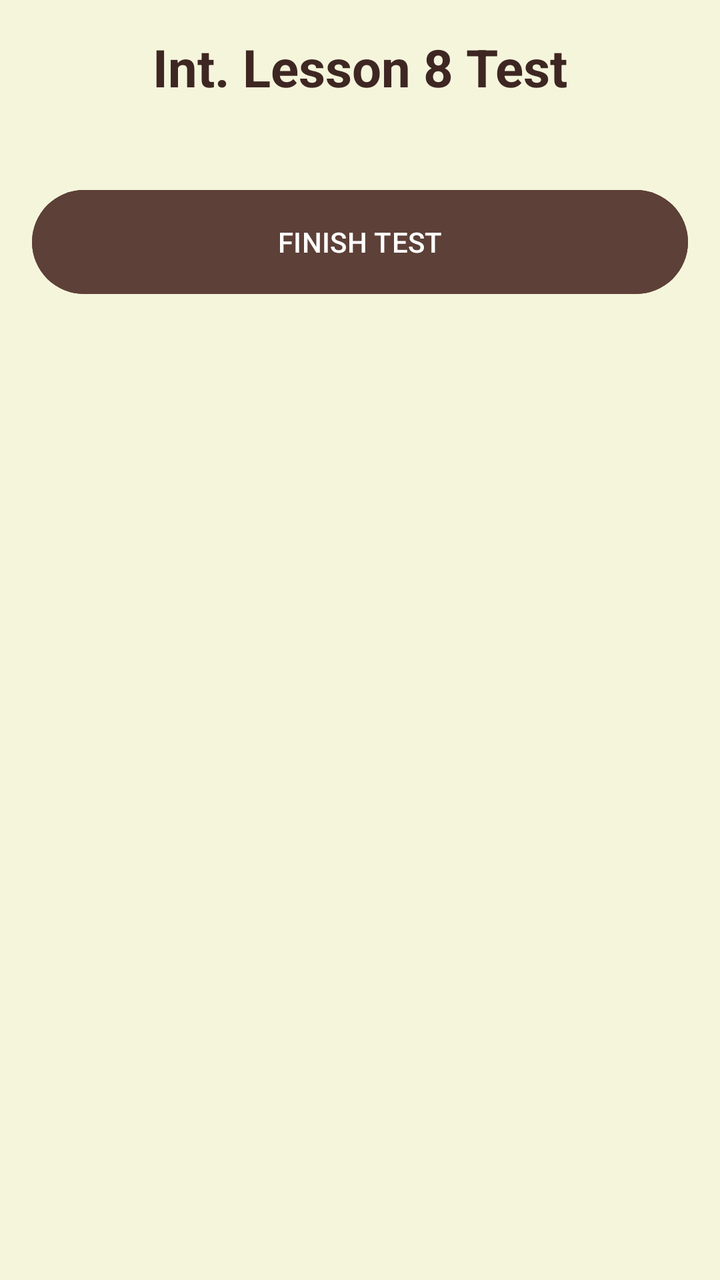
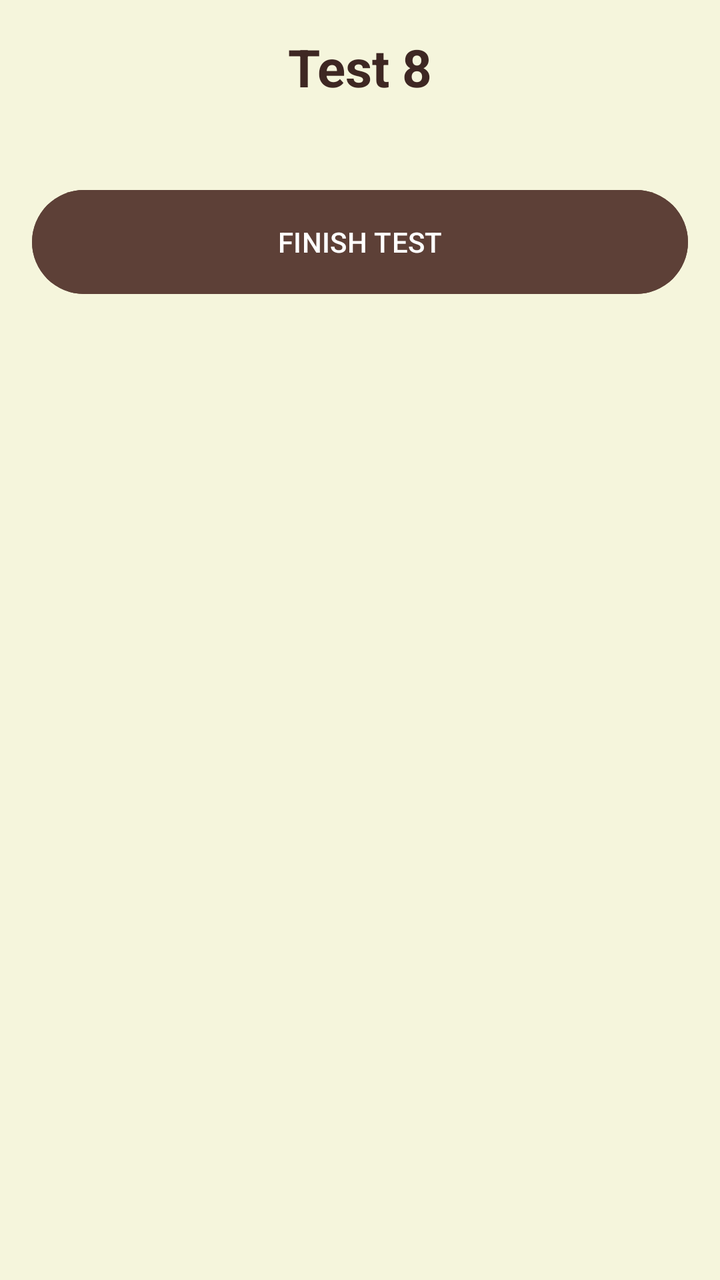

Two renders of the same Android screen: before a commit and after it. Below are the layout's source before the change and the commit's diff.
<!-- AndroidManifest.xml: application theme Theme.OlympMathMentor -->
<!-- res/layout/activity_int_test8.xml -->
<?xml version="1.0" encoding="utf-8"?>
<ScrollView xmlns:android="http://schemas.android.com/apk/res/android"
    android:layout_width="match_parent"
    android:layout_height="match_parent"
    android:background="#F5F5DC"
    android:padding="16dp">

    <LinearLayout
        android:layout_width="match_parent"
        android:layout_height="wrap_content"
        android:orientation="vertical">

        <TextView
            android:layout_width="match_parent"
            android:layout_height="wrap_content"
            android:text="Int. Lesson 8 Test"
            android:textSize="26sp"
            android:textStyle="bold"
            android:textColor="#3E2723"
            android:gravity="center"
            android:layout_marginBottom="20dp"/>

        <LinearLayout
            android:id="@+id/questionsContainer"
            android:layout_width="match_parent"
            android:layout_height="wrap_content"
            android:orientation="vertical" />

        <Button
            android:id="@+id/btnFinish"
            android:layout_width="match_parent"
            android:layout_height="60dp"
            android:text="FINISH TEST"
            android:backgroundTint="#5D4037"
            android:textColor="#FFFFFF"
            android:layout_marginTop="20dp"/>

        <LinearLayout
            android:id="@+id/resultLayout"
            android:layout_width="match_parent"
            android:layout_height="wrap_content"
            android:orientation="vertical"
            android:visibility="gone"
            android:gravity="center"
            android:layout_marginTop="20dp">

            <TextView
                android:id="@+id/tvScore"
                android:layout_width="wrap_content"
                android:layout_height="wrap_content"
                android:textSize="24sp"
                android:textColor="#3E2723"
                android:textStyle="bold"/>

            <LinearLayout
                android:id="@+id/medalsLayout"
                android:layout_width="wrap_content"
                android:layout_height="wrap_content"
                android:orientation="horizontal"
                android:layout_margin="10dp"
                android:visibility="gone">

                <ImageView android:id="@+id/medal1" android:layout_width="60dp" android:layout_height="60dp" android:src="@drawable/ic_medal" />
                <ImageView android:id="@+id/medal2" android:layout_width="60dp" android:layout_height="60dp" android:src="@drawable/ic_medal" />
                <ImageView android:id="@+id/medal3" android:layout_width="60dp" android:layout_height="60dp" android:src="@drawable/ic_medal" />

            </LinearLayout>

            <TextView
                android:id="@+id/tvFeedback"
                android:layout_width="match_parent"
                android:layout_height="wrap_content"
                android:gravity="center"
                android:textSize="18sp"
                android:textColor="#D32F2F"
                android:layout_marginBottom="20dp"/>

            <Button
                android:id="@+id/btnNextLesson"
                android:layout_width="match_parent"
                android:layout_height="60dp"
                android:text="Next Lesson"
                android:visibility="gone"
                android:backgroundTint="#2E7D32"
                android:textColor="#FFFFFF"
                android:layout_marginBottom="10dp"/>

            <Button
                android:id="@+id/btnRetry"
                android:layout_width="match_parent"
                android:layout_height="60dp"
                android:text="Retry Test"
                android:backgroundTint="#D32F2F"
                android:textColor="#FFFFFF"/>

        </LinearLayout>
    </LinearLayout>
</ScrollView>
<!-- resources referenced by this layout -->
<resources>
  <!-- drawable ic_medal (drawable) -->
  <vector xmlns:android="http://schemas.android.com/apk/res/android"
      android:width="24dp"
      android:height="24dp"
      android:viewportWidth="24"
      android:viewportHeight="24">
      <path
          android:fillColor="#FFFFFFFF"
          android:pathData="M17,10.43V2H7v8.43c0,0.35 0.18,0.68 0.49,0.86l4.18,2.51l-0.99,2.34l-3.41,0.29l2.59,2.24L8.96,22L12,20.23L15.04,22l-0.9-3.33l2.59,-2.24l-3.41,-0.29l-0.99,-2.34l4.18,-2.51C16.82,11.11 17,10.79 17,10.43zM13,4h2v3h-2V4zM9,4h2v3H9V4z"/>
  </vector>
  <style name="Theme.OlympMathMentor" parent="Base.Theme.OlympMathMentor" />
  <style name="Base.Theme.OlympMathMentor" parent="Theme.Material3.DayNight.NoActionBar">
          
          
      </style>
</resources>

<!-- the commit's change to res/layout/activity_int_test8.xml (unified diff, before → after) -->
@@ -13,7 +13,7 @@
         <TextView
             android:layout_width="match_parent"
             android:layout_height="wrap_content"
-            android:text="Int. Lesson 8 Test"
+            android:text="Test 8"
             android:textSize="26sp"
             android:textStyle="bold"
             android:textColor="#3E2723"
